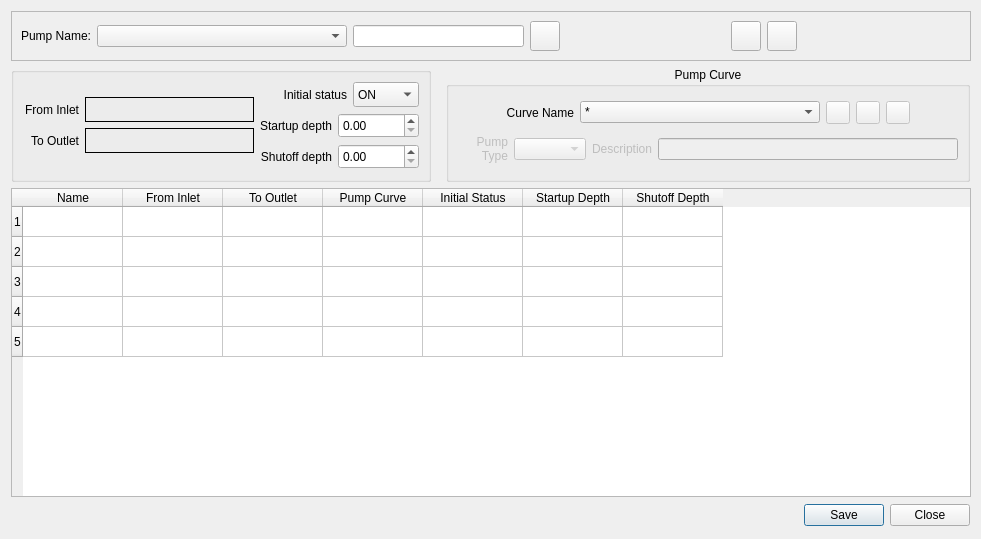
Old version of the form flo2d/ui/pumps.ui in the repository FLO-2DSoftware/qgis-flo-2d-plugin.
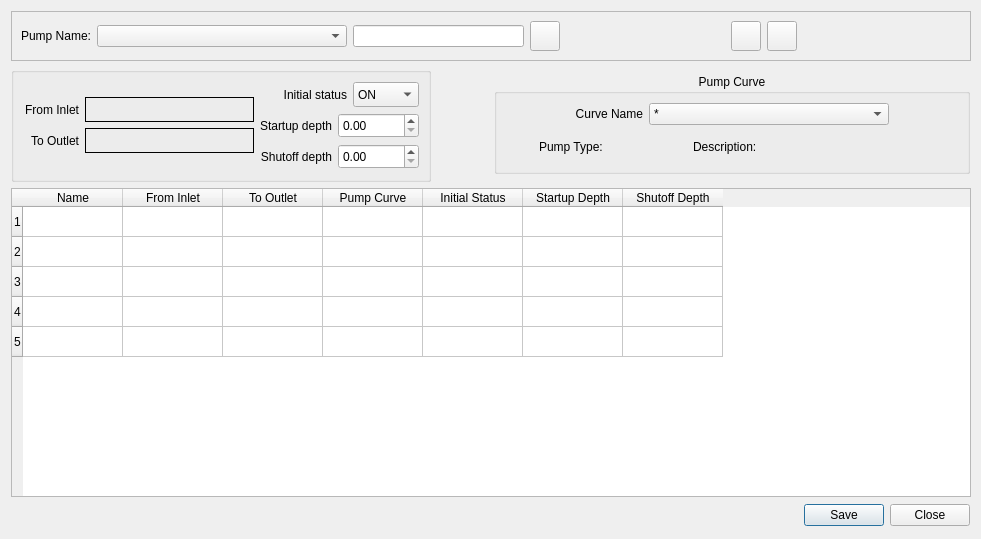
New version of the form. Icons and pictures are not drawn.

Commit message: SD pumps: update tables and dialogs when adding, editing, or deleting

```diff
--- a/flo2d/ui/pumps.ui
+++ b/flo2d/ui/pumps.ui
@@ -69,6 +69,24 @@
    </item>
    <item row="1" column="1">
     <widget class="QGroupBox" name="groupBox">
+     <property name="sizePolicy">
+      <sizepolicy hsizetype="Preferred" vsizetype="Fixed">
+       <horstretch>0</horstretch>
+       <verstretch>0</verstretch>
+      </sizepolicy>
+     </property>
+     <property name="maximumSize">
+      <size>
+       <width>16777215</width>
+       <height>100</height>
+      </size>
+     </property>
+     <property name="baseSize">
+      <size>
+       <width>0</width>
+       <height>100</height>
+      </size>
+     </property>
      <property name="title">
       <string>Pump Curve</string>
      </property>
@@ -139,59 +157,7 @@
          </layout>
         </item>
         <item>
-         <layout class="QHBoxLayout" name="horizontalLayout_6">
-          <item>
-           <widget class="QToolButton" name="add_pump_curve_btn">
-            <property name="enabled">
-             <bool>false</bool>
-            </property>
-            <property name="toolTip">
-             <string>Add pump curve</string>
-            </property>
-            <property name="text">
-             <string/>
-            </property>
-            <property name="icon">
-             <iconset>
-              <normaloff>../img/add_table_data.svg</normaloff>../img/add_table_data.svg</iconset>
-            </property>
-           </widget>
-          </item>
-          <item>
-           <widget class="QToolButton" name="remove_pump_curve_btn">
-            <property name="enabled">
-             <bool>false</bool>
-            </property>
-            <property name="toolTip">
-             <string>Remove pump curve</string>
-            </property>
-            <property name="text">
-             <string/>
-            </property>
-            <property name="icon">
-             <iconset>
-              <normaloff>../img/mActionDeleteSelected.svg</normaloff>../img/mActionDeleteSelected.svg</iconset>
-            </property>
-           </widget>
-          </item>
-          <item>
-           <widget class="QToolButton" name="rename_pump_curve_btn">
-            <property name="enabled">
-             <bool>false</bool>
-            </property>
-            <property name="toolTip">
-             <string>Rename pump curve</string>
-            </property>
-            <property name="text">
-             <string/>
-            </property>
-            <property name="icon">
-             <iconset>
-              <normaloff>../img/change_name.svg</normaloff>../img/change_name.svg</iconset>
-            </property>
-           </widget>
-          </item>
-         </layout>
+         <layout class="QHBoxLayout" name="horizontalLayout_6"/>
         </item>
         <item>
          <spacer name="horizontalSpacer_5">
@@ -209,96 +175,62 @@
        </layout>
       </item>
       <item row="1" column="0">
-       <layout class="QHBoxLayout" name="horizontalLayout_18">
+       <layout class="QHBoxLayout" name="horizontalLayout_7">
         <item>
-         <layout class="QHBoxLayout" name="horizontalLayout_10">
-          <item>
-           <widget class="QLabel" name="label_2">
-            <property name="enabled">
-             <bool>false</bool>
-            </property>
-            <property name="text">
-             <string>Pump Type</string>
-            </property>
-            <property name="alignment">
-             <set>Qt::AlignRight|Qt::AlignTrailing|Qt::AlignVCenter</set>
-            </property>
-            <property name="wordWrap">
-             <bool>true</bool>
-            </property>
-           </widget>
-          </item>
-          <item>
-           <widget class="QComboBox" name="comboBox">
-            <property name="enabled">
-             <bool>false</bool>
-            </property>
-            <property name="sizePolicy">
-             <sizepolicy hsizetype="Fixed" vsizetype="Fixed">
-              <horstretch>0</horstretch>
-              <verstretch>0</verstretch>
-             </sizepolicy>
-            </property>
-            <property name="minimumSize">
-             <size>
-              <width>0</width>
-              <height>22</height>
-             </size>
-            </property>
-            <property name="maximumSize">
-             <size>
-              <width>16777215</width>
-              <height>22</height>
-             </size>
-            </property>
-            <property name="currentText">
-             <string/>
-            </property>
-           </widget>
-          </item>
-         </layout>
+         <widget class="QLabel" name="pump_curve_type_lbl">
+          <property name="sizePolicy">
+           <sizepolicy hsizetype="Fixed" vsizetype="Preferred">
+            <horstretch>0</horstretch>
+            <verstretch>0</verstretch>
+           </sizepolicy>
+          </property>
+          <property name="minimumSize">
+           <size>
+            <width>115</width>
+            <height>0</height>
+           </size>
+          </property>
+          <property name="maximumSize">
+           <size>
+            <width>115</width>
+            <height>16777215</height>
+           </size>
+          </property>
+          <property name="sizeIncrement">
+           <size>
+            <width>60</width>
+            <height>0</height>
+           </size>
+          </property>
+          <property name="text">
+           <string>Pump Type:</string>
+          </property>
+         </widget>
         </item>
         <item>
-         <layout class="QHBoxLayout" name="horizontalLayout_7">
-          <item>
-           <widget class="QLabel" name="label_6">
-            <property name="enabled">
-             <bool>false</bool>
-            </property>
-            <property name="text">
-             <string>Description</string>
-            </property>
-            <property name="alignment">
-             <set>Qt::AlignRight|Qt::AlignTrailing|Qt::AlignVCenter</set>
-            </property>
-           </widget>
-          </item>
-          <item>
-           <widget class="QLineEdit" name="lineEdit">
-            <property name="enabled">
-             <bool>false</bool>
-            </property>
-            <property name="sizePolicy">
-             <sizepolicy hsizetype="Fixed" vsizetype="Fixed">
-              <horstretch>0</horstretch>
-              <verstretch>0</verstretch>
-             </sizepolicy>
-            </property>
-            <property name="minimumSize">
-             <size>
-              <width>300</width>
-              <height>22</height>
-             </size>
-            </property>
-            <property name="maximumSize">
-             <size>
-              <width>300</width>
-              <height>22</height>
-             </size>
-            </property>
-           </widget>
-          </item>
-         </layout>
+         <widget class="QLabel" name="pump_curve_description_lbl">
+          <property name="sizePolicy">
+           <sizepolicy hsizetype="Fixed" vsizetype="Preferred">
+            <horstretch>0</horstretch>
+            <verstretch>0</verstretch>
+           </sizepolicy>
+          </property>
+          <property name="minimumSize">
+           <size>
+            <width>231</width>
+            <height>0</height>
+           </size>
+          </property>
+          <property name="maximumSize">
+           <size>
+            <width>231</width>
+            <height>16777215</height>
+           </size>
+          </property>
+          <property name="text">
+           <string>Description:</string>
+          </property>
+         </widget>
         </item>
        </layout>
       </item>
```
The commit also changes 5 other files.
